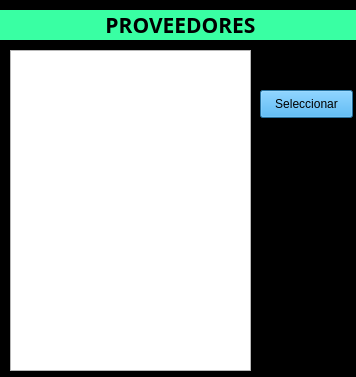
This is negocio/ventana_proveedor.ui in NVidia09/Comercio as Qt 5 draws it before an edit. The edited form follows.
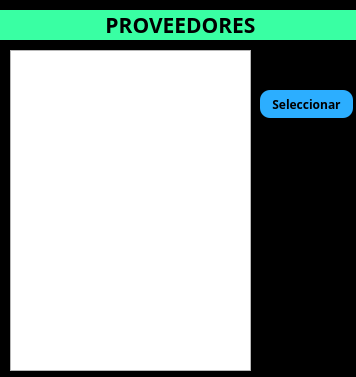
This is the edited form.

```diff
--- a/negocio/ventana_proveedor.ui
+++ b/negocio/ventana_proveedor.ui
@@ -27,9 +27,17 @@
      <height>28</height>
     </rect>
    </property>
+   <property name="font">
+    <font>
+     <family>Orbitron</family>
+     <weight>75</weight>
+     <bold>true</bold>
+    </font>
+   </property>
    <property name="styleSheet">
     <string notr="true">QPushButton{
 background-color:#2caeff;
+border-radius:10px;
 }
 
 QPushButton:hover{
```
